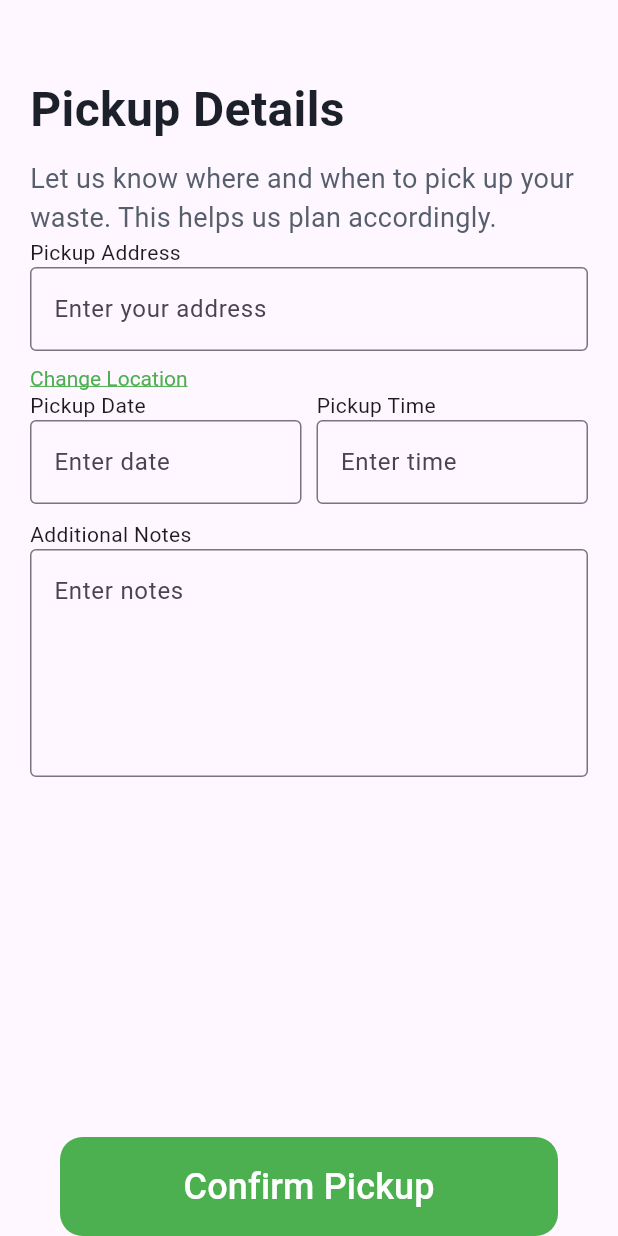
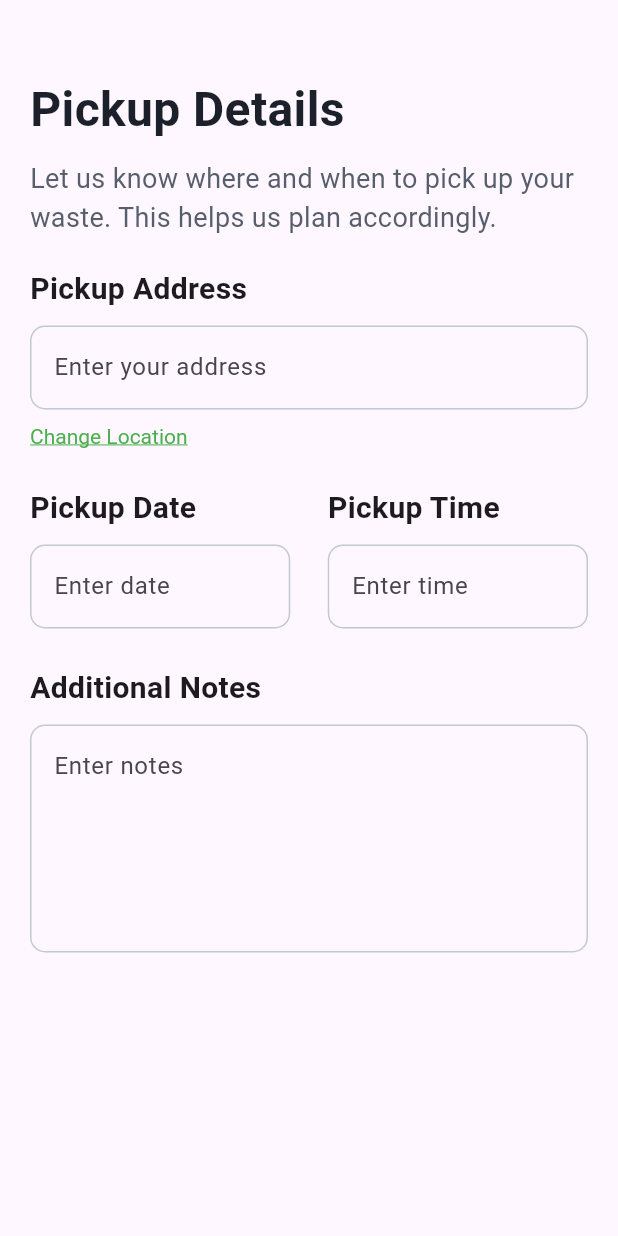
Before and after one commit to Bewizi/ECOBIN_WASTE, a Flutter app: the PickupDetailsDetails screen opened directly, on a phone screen of 412 x 824 dp. Run offline on Flutter 3.47's test engine with Material 3 defaults, Android fonts, the phone set to English and light mode, and no system bars; our stand-ins replace font_awesome_flutter, lucide_icons_flutter; missing offline and left inert: horizontal_week_calendar.

Commit message:
style: Enhance styling of pickup details form
This commit refines the visual appearance of the pickup details form.

Key changes include:
- Increased font size and weight for form field labels ("Pickup Address", "Pickup Date", "Pickup Time", "Additional Notes").
- Added rounded corners (borderRadius 10) to all TextFormField input borders.
- Standardized the border color for focused and enabled states of TextFormFields to `Color.fromRGBO(193, 200, 214, 1)`.
- Increased vertical spacing between form elements using `SizedBox`.
- Increased horizontal spacing between "Pickup Date" and "Pickup Time" fields.

```diff
--- a/lib/screens/pickup_details/pickup_details_details.dart
+++ b/lib/screens/pickup_details/pickup_details_details.dart
@@ -33,17 +33,41 @@
                   color: Color.fromRGBO(87, 94, 108, 1),
                 ),
 
+                SizedBox(height: 20),
                 //   Form
                 Form(
                   child: Column(
                     crossAxisAlignment: CrossAxisAlignment.start,
                     children: [
                       //   input pickup  address
-                      Text('Pickup Address'),
+                      Text(
+                        'Pickup Address',
+                        style: TextStyle(
+                          fontSize: 20,
+                          fontWeight: FontWeight.w600,
+                        ),
+                      ),
+
+                      SizedBox(height: 10),
+
                       TextFormField(
                         decoration: InputDecoration(
                           hintText: 'Enter your address',
-                          border: OutlineInputBorder(),
+                          border: OutlineInputBorder(
+                            borderRadius: BorderRadius.circular(10),
+                          ),
+                          focusedBorder: OutlineInputBorder(
+                            borderSide: BorderSide(
+                              color: Color.fromRGBO(193, 200, 214, 1),
+                            ),
+                            borderRadius: BorderRadius.circular(10),
+                          ),
+                          enabledBorder: OutlineInputBorder(
+                            borderSide: BorderSide(
+                              color: Color.fromRGBO(193, 200, 214, 1),
+                            ),
+                            borderRadius: BorderRadius.circular(10),
+                          ),
                         ),
                       ),
                       SizedBox(height: 10),
@@ -60,6 +84,8 @@
                         ),
                       ),
 
+                      SizedBox(height: 25),
+
                       //row for pickup date and pickup time
                       Row(
                         children: [
@@ -68,29 +94,75 @@
                             child: Column(
                               crossAxisAlignment: CrossAxisAlignment.start,
                               children: [
-                                Text('Pickup Date'),
+                                Text(
+                                  'Pickup Date',
+                                  style: TextStyle(
+                                    fontSize: 20,
+                                    fontWeight: FontWeight.w600,
+                                  ),
+                                ),
+
+                                SizedBox(height: 10),
+
                                 TextFormField(
                                   decoration: InputDecoration(
                                     hintText: 'Enter date',
-                                    border: OutlineInputBorder(),
+                                    border: OutlineInputBorder(
+                                      borderRadius: BorderRadius.circular(10),
+                                    ),
+                                    focusedBorder: OutlineInputBorder(
+                                      borderSide: BorderSide(
+                                        color: Color.fromRGBO(193, 200, 214, 1),
+                                      ),
+                                      borderRadius: BorderRadius.circular(10),
+                                    ),
+                                    enabledBorder: OutlineInputBorder(
+                                      borderSide: BorderSide(
+                                        color: Color.fromRGBO(193, 200, 214, 1),
+                                      ),
+                                      borderRadius: BorderRadius.circular(10),
+                                    ),
                                   ),
                                 ),
                               ],
                             ),
                           ),
 
-                          SizedBox(width: 10),
+                          SizedBox(width: 25),
 
                           // pickup time
                           Expanded(
                             child: Column(
                               crossAxisAlignment: CrossAxisAlignment.start,
                               children: [
-                                Text('Pickup Time'),
+                                Text(
+                                  'Pickup Time',
+                                  style: TextStyle(
+                                    fontSize: 20,
+                                    fontWeight: FontWeight.w600,
+                                  ),
+                                ),
+
+                                SizedBox(height: 10),
+
                                 TextFormField(
                                   decoration: InputDecoration(
                                     hintText: 'Enter time',
-                                    border: OutlineInputBorder(),
+                                    border: OutlineInputBorder(
+                                      borderRadius: BorderRadius.circular(10),
+                                    ),
+                                    focusedBorder: OutlineInputBorder(
+                                      borderSide: BorderSide(
+                                        color: Color.fromRGBO(193, 200, 214, 1),
+                                      ),
+                                      borderRadius: BorderRadius.circular(10),
+                                    ),
+                                    enabledBorder: OutlineInputBorder(
+                                      borderSide: BorderSide(
+                                        color: Color.fromRGBO(193, 200, 214, 1),
+                                      ),
+                                      borderRadius: BorderRadius.circular(10),
+                                    ),
                                   ),
                                 ),
                               ],
@@ -99,14 +171,37 @@
                         ],
                       ),
 
+                      SizedBox(height: 25),
+
+                      //   Add Notes
+                      Text(
+                        'Additional Notes',
+                        style: TextStyle(
+                          fontSize: 20,
+                          fontWeight: FontWeight.w600,
+                        ),
+                      ),
+
                       SizedBox(height: 10),
 
-                      //   Add Notes
-                      Text('Additional Notes'),
                       TextFormField(
                         decoration: InputDecoration(
                           hintText: 'Enter notes',
-                          border: OutlineInputBorder(),
+                          border: OutlineInputBorder(
+                            borderRadius: BorderRadius.circular(10),
+                          ),
+                          focusedBorder: OutlineInputBorder(
+                            borderSide: BorderSide(
+                              color: Color.fromRGBO(193, 200, 214, 1),
+                            ),
+                            borderRadius: BorderRadius.circular(10),
+                          ),
+                          enabledBorder: OutlineInputBorder(
+                            borderSide: BorderSide(
+                              color: Color.fromRGBO(193, 200, 214, 1),
+                            ),
+                            borderRadius: BorderRadius.circular(10),
+                          ),
                         ),
                         maxLines: 5,
                       ),
```
